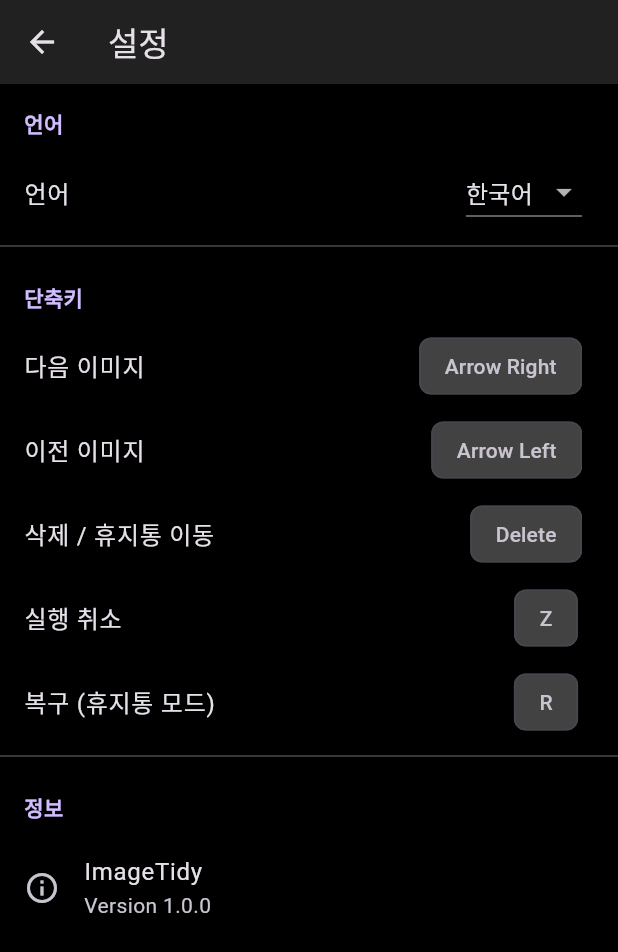
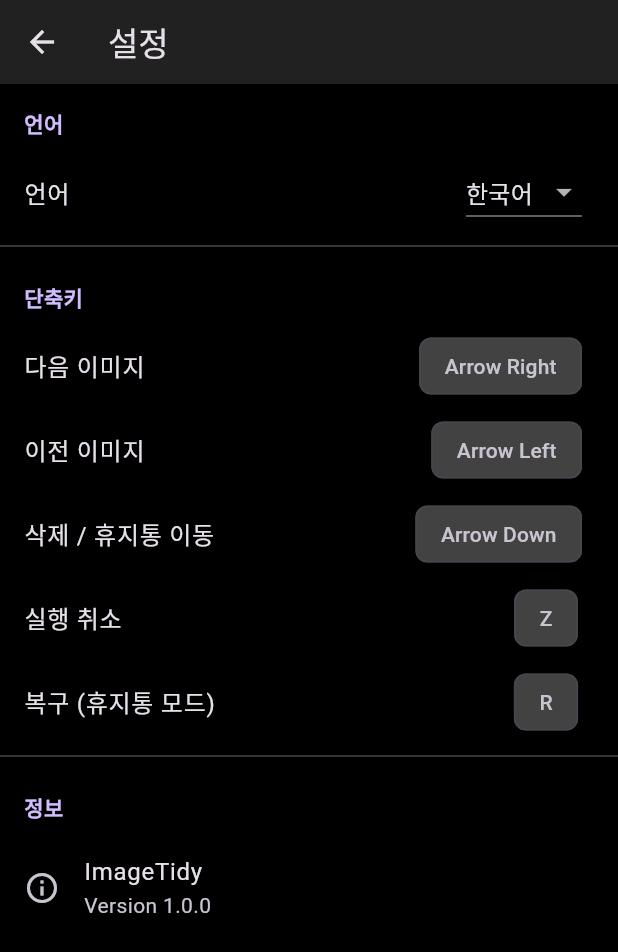
Before and after one commit to lunemis/image-tidy, a Flutter app: the SettingsScreen screen opened directly, on a phone screen of 412 x 824 dp. Shown: the top 952 px of the screen. Run offline on Flutter 3.47's test engine with Material 3 defaults, Android fonts, the phone set to English and light mode, and no system bars; our stand-ins replace file_picker, shared_preferences; missing offline and left inert: window_manager; accounts and stored records are empty; generated files the repository leaves out were written again.

Commit message:
Bump version to 0.5.0

```diff
--- a/lib/src/providers/settings_provider.dart
+++ b/lib/src/providers/settings_provider.dart
@@ -11,7 +11,7 @@ class SettingsProvider extends ChangeNotifier {
   final Map<AppAction, LogicalKeyboardKey> _keyBindings = {
     AppAction.nextImage: LogicalKeyboardKey.arrowRight,
     AppAction.prevImage: LogicalKeyboardKey.arrowLeft,
-    AppAction.delete: LogicalKeyboardKey.delete,
+    AppAction.delete: LogicalKeyboardKey.arrowDown,
     AppAction.undo: LogicalKeyboardKey.keyZ,
     AppAction.restore: LogicalKeyboardKey.keyR,
   };
--- a/pubspec.yaml
+++ b/pubspec.yaml
@@ -16,7 +16,7 @@ publish_to: 'none' # Remove this line if you wish to publish to pub.dev
 # https://developer.apple.com/library/archive/documentation/General/Reference/InfoPlistKeyReference/Articles/CoreFoundationKeys.html
 # In Windows, build-name is used as the major, minor, and patch parts
 # of the product and file versions while build-number is used as the build suffix.
-version: 1.0.0+1
+version: 0.5.0+1
 
 environment:
   sdk: ^3.10.4
```
Also changed, not shown: lib/src/providers/image_provider.dart (+8 -0 lines), lib/src/ui/widgets/explorer_sidebar.dart (+4 -5 lines), 2 other files.
